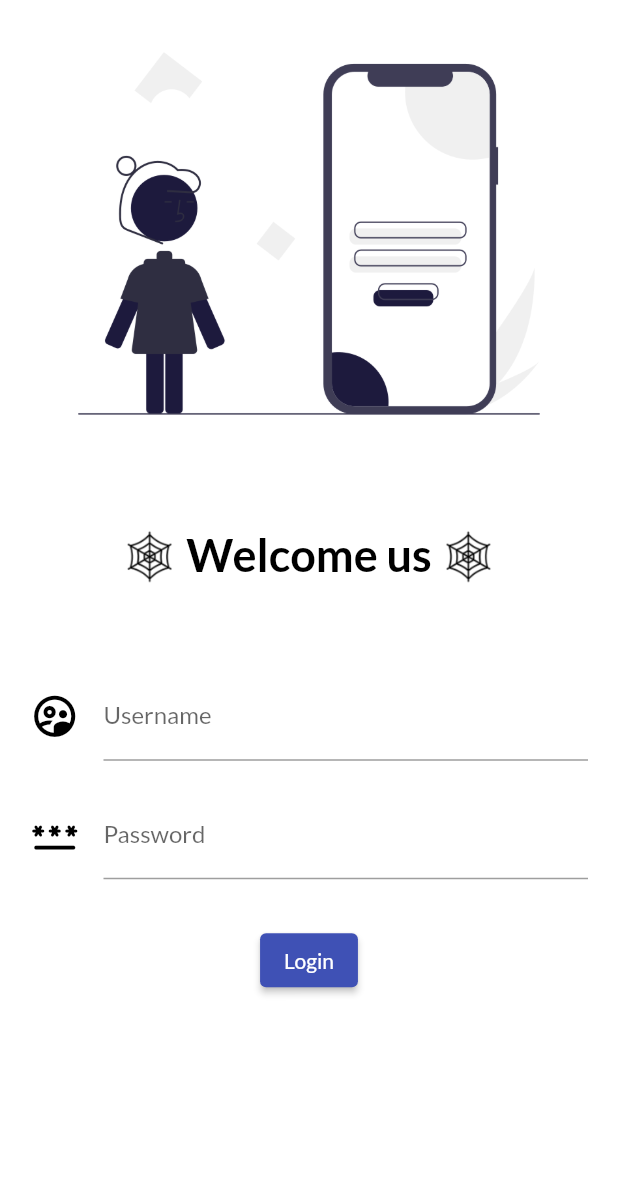
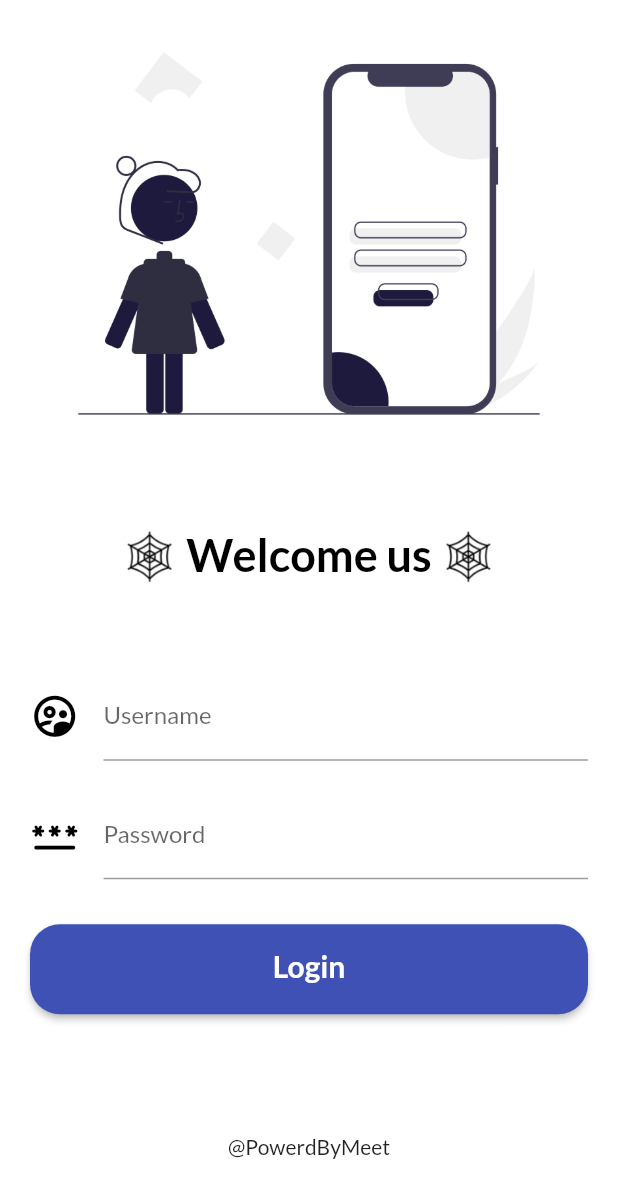
Before and after one commit to meetp06/10dayflutter, a Flutter app: the screen it shows after launch, on a phone screen of 412 x 824 dp. Shown: the top 1198 px of the screen. Run offline on Flutter 3.47's test engine with Material 2 defaults, Android fonts, the phone set to English and light mode, and no system bars; our stand-ins replace google_fonts.

Commit message:
day5 completed

```diff
--- a/lib/main.dart
+++ b/lib/main.dart
@@ -5,6 +5,7 @@ import 'package:flutter/services.dart';
 import 'package:google_fonts/google_fonts.dart';
 import 'package:masterflutterapp/pages/home_page.dart';
 import 'package:masterflutterapp/pages/login_page.dart';
+import 'package:masterflutterapp/utils/routes.dart';
 
 void main(List<String> args) {
   WidgetsFlutterBinding.ensureInitialized();
@@ -25,7 +26,7 @@ class _MyAppState extends State<MyApp> {
   @override
   Widget build(BuildContext context) {
     return MaterialApp(
-      debugShowCheckedModeBanner: false,
+      debugShowCheckedModeBanner: true,
       themeMode: ThemeMode.light,
       theme: ThemeData(
         primarySwatch: Colors.indigo,
@@ -37,10 +38,9 @@ class _MyAppState extends State<MyApp> {
       initialRoute: "/login",
       routes: {
         "/": (context) => LoginPage(),
-        "/home": (context) => HomePage(),
-        "/login": (context) => LoginPage(),
+        MyRoutes.homeRoute: (context) => HomePage(),
+        MyRoutes.loginRoutes: (context) => LoginPage(),
       },
     );
   }
 }
- //fontFamily: "Myfont",
--- a/lib/pages/login_page.dart
+++ b/lib/pages/login_page.dart
@@ -1,6 +1,7 @@
-// ignore_for_file: prefer_const_constructors
+// ignore_for_file: prefer_const_constructors, avoid_print, unnecessary_new, sort_child_properties_last
 
 import 'package:flutter/material.dart';
+import 'package:masterflutterapp/utils/routes.dart';
 
 class LoginPage extends StatelessWidget {
   const LoginPage({Key? key}) : super(key: key);
@@ -9,6 +10,7 @@ class LoginPage extends StatelessWidget {
   Widget build(BuildContext context) {
     return Material(
       color: Colors.white,
+      child: SingleChildScrollView(
         child: Column(
           children: [
             Image.asset(
@@ -65,23 +67,40 @@ class LoginPage extends StatelessWidget {
                   ),
                   ElevatedButton(
                     onPressed: () {
-                    print("You have click Button");
+                      Navigator.pushNamed(context, MyRoutes.homeRoute);
                     },
-                  child: Text("Login"),
+                    child: Center(
+                      child: Padding(
+                        padding: const EdgeInsets.fromLTRB(20, 20, 20, 20),
+                        child: Text(
+                          "Login",
+                          textAlign: TextAlign.center,
+                          style: TextStyle(
+                            height: 1,
+                            fontWeight: FontWeight.bold,
+                            fontSize: 20,
+                          ),
+                        ),
+                      ),
+                    ),
+                    style: ElevatedButton.styleFrom(
+                      shape: new RoundedRectangleBorder(
+                        borderRadius: new BorderRadius.circular(20.0),
+                      ),
+                    ),
                   ),
                 ],
               ),
             ),
+            Padding(
+              padding: const EdgeInsets.symmetric(vertical: 60),
+              child: Text(
+                "@PowerdByMeet",
+              ),
+            ),
           ],
+        ),
       ),
     );
   }
 }
-
-
-//  Padding(
-//             padding: const EdgeInsets.symmetric(vertical: 70),
-//             child: Text(
-//               "@PowerByMeet",
-//             ),
-//           ),
--- /dev/null
+++ b/lib/utils/routes.dart
@@ -0,0 +1,4 @@
+class MyRoutes {
+  static String loginRoutes = "/login";
+  static String homeRoute = "/home";
+}
```
Lines whose indentation alone changed are shown as unchanged.
